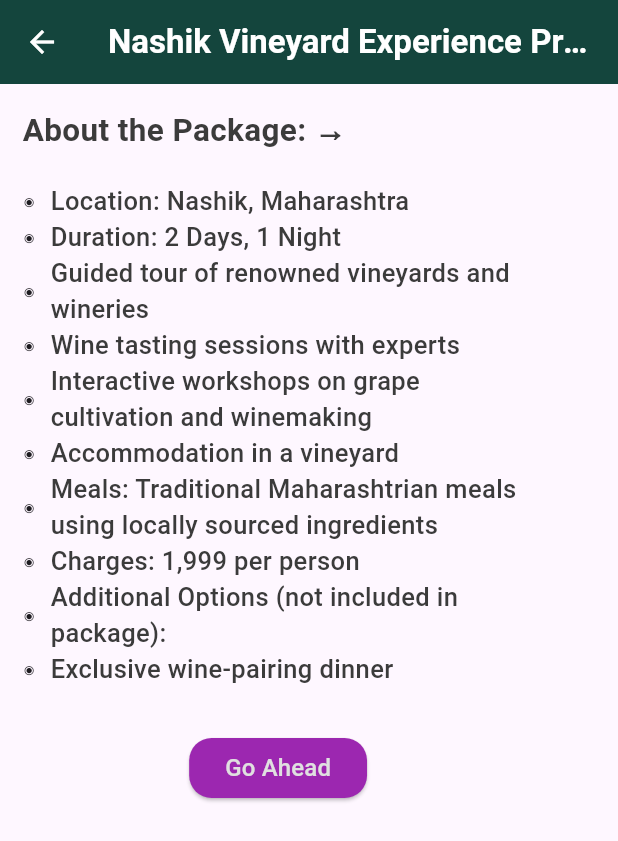
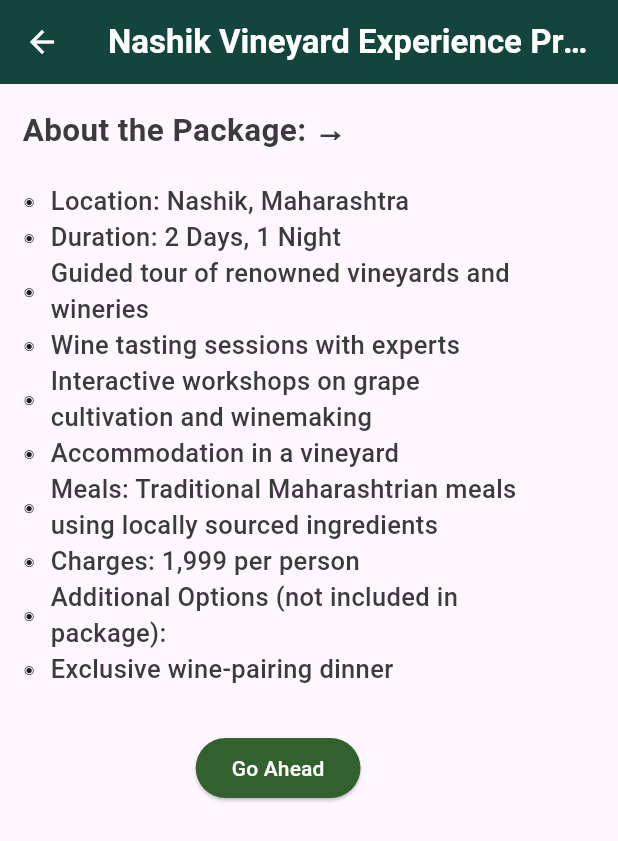
Before and after one commit to DYNAMICMORTAL/chalokisaan, a Flutter app: the ExPackages screen opened directly, on a phone screen of 412 x 824 dp. Shown: the top 841 px of the screen. Run offline on Flutter 3.47's test engine with Material 2 defaults, Android fonts, the phone set to English and light mode, and no system bars; our stand-ins replace cloud_firestore, country_picker, firebase_auth, firebase_core, firebase_storage, fluentui_icons and 4 more; missing offline and left inert: google_maps_webservice, google_place; accounts and stored records are empty; Roboto replaces fonts that are missing (Poppins).

Commit message:
UIFix 2.8.0

```diff
--- a/lib/screens/packages/package_view.dart
+++ b/lib/screens/packages/package_view.dart
@@ -112,9 +112,11 @@ class ExPackages extends StatelessWidget {
               Row(
                 mainAxisAlignment: MainAxisAlignment.center,
                 children: [
-                  JustAButton(text: "Go Ahead", onPressed: () {
-                    Navigator.push(context, MaterialPageRoute(builder: (context) => CalenderView()));
-                  }),
+                  ElevatedButton(
+                    style: ElevatedButton.styleFrom(backgroundColor: Color(0xFFF32612D)),onPressed: () {
+        Navigator.push(context, MaterialPageRoute(builder: (context) => CalenderView()));
+        },
+                      child: Text("Go Ahead", style: TextStyle(color: Colors.white),),)
                 ],
               ),
             ],
```
